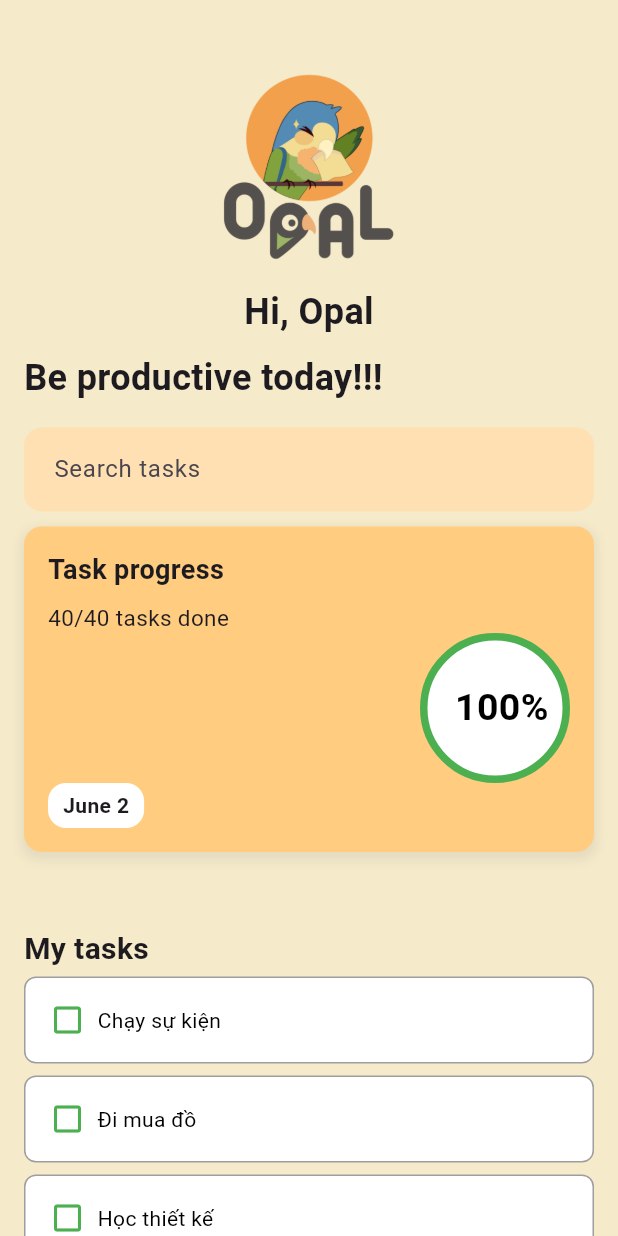
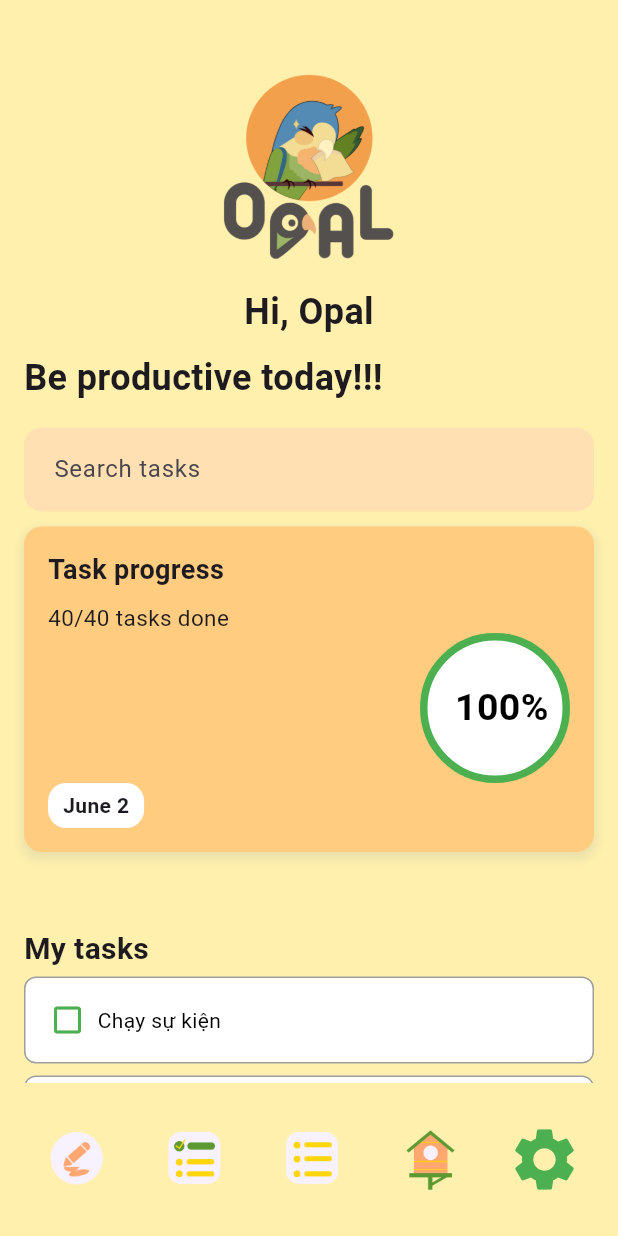
Before and after one commit to DucNguyen2807/Opal_Project_FE, a Flutter app: the MytaskScreen screen opened directly, on a phone screen of 412 x 824 dp. Run offline on Flutter 3.47's test engine with Material 3 defaults, Android fonts, the phone set to English and light mode, and no system bars; our stand-ins replace flutter_countdown_timer, table_calendar.

Commit message:
[fix] CustomBottomBar

```diff
--- a/lib/main.dart
+++ b/lib/main.dart
@@ -19,13 +19,13 @@ class OpalApp extends StatelessWidget {
             theme: ThemeData(
               brightness: themeProvider.isDarkMode ? Brightness.dark : Brightness.light,
               primarySwatch: Colors.green,
-              scaffoldBackgroundColor: const Color(0xFFF5EAC9), // Màu nền mặc định
+              scaffoldBackgroundColor: const Color(0xFFFFF1AD),
               appBarTheme: AppBarTheme(
                 backgroundColor: themeProvider.isDarkMode ? Colors.grey[850] : const Color(0xFFF5EAC9),
                 elevation: 0,
               ),
             ),
-            home: const OpalLandingScreen(), // Giả sử LandingScreen là trang chính của bạn
+            home: const OpalLandingScreen(),
           );
         },
       ),
--- /dev/null
+++ b/lib/ui/CustomBottomBar/CustomBottomBar.dart
@@ -0,0 +1,69 @@
+import 'package:flutter/material.dart';
+import '../EventPage/EventPage.dart';
+import '../settings/settings.dart';
+
+class CustomBottomBar extends StatelessWidget {
+  final Function() onFirstButtonPressed;
+  final Function() onSecondButtonPressed;
+  final Function() onEventButtonPressed;
+  final Function() onFourthButtonPressed;
+  final Function() onSettingsButtonPressed;
+
+  const CustomBottomBar({
+    Key? key,
+    required this.onFirstButtonPressed,
+    required this.onSecondButtonPressed,
+    required this.onEventButtonPressed,
+    required this.onFourthButtonPressed,
+    required this.onSettingsButtonPressed,
+  }) : super(key: key);
+
+  @override
+  Widget build(BuildContext context) {
+    return Padding(
+      padding: const EdgeInsets.all(16.0),
+      child: Row(
+        mainAxisAlignment: MainAxisAlignment.spaceBetween,
+        children: [
+          IconButton(
+            icon: Image.asset(
+              'assets/icon opal-01.png',
+              width: 54,
+              height: 54,
+            ),
+            onPressed: onFirstButtonPressed,
+          ),
+          IconButton(
+            icon: Image.asset(
+              'assets/icon opal-07.png',
+              width: 54,
+              height: 54,
+            ),
+            onPressed: onSecondButtonPressed,
+          ),
+          IconButton(
+            icon: Image.asset(
+              'assets/icon opal-08.png',
+              width: 54,
+              height: 54,
+            ),
+            onPressed: onEventButtonPressed,
+          ),
+          IconButton(
+            icon: Image.asset(
+              'assets/icon opal-09.png',
+              width: 54,
+              height: 54,
+            ),
+            onPressed: onFourthButtonPressed,
+          ),
+          IconButton(
+            icon: Icon(Icons.settings, color: Colors.green),
+            iconSize: 50,
+            onPressed: onSettingsButtonPressed,
+          ),
+        ],
+      ),
+    );
+  }
+}
--- a/lib/ui/EventPage/EventPage.dart
+++ b/lib/ui/EventPage/EventPage.dart
@@ -33,7 +33,7 @@ class _EventPageState extends State<EventPage> {
         leading: IconButton(
           icon: Icon(Icons.arrow_back),
           onPressed: () {
-            Navigator.pop(context); // Quay lại trang trước
+            Navigator.pop(context);
           },
         ),
       ),
@@ -58,7 +58,7 @@ class _EventPageState extends State<EventPage> {
               },
             ),
             const SizedBox(height: 16),
-            _xayDungDanhSachCongViec(), // Danh sách công việc theo ngày
+            _xayDungDanhSachCongViec(),
           ],
         ),
       ),
@@ -77,7 +77,7 @@ class _EventPageState extends State<EventPage> {
     );
   }
 
-  // Xây dựng danh sách công việc
+
   Widget _xayDungDanhSachCongViec() {
     return Text('Danh sách công việc cho ngày được chọn');
   }
--- a/lib/ui/landing/landing.dart
+++ b/lib/ui/landing/landing.dart
@@ -28,7 +28,7 @@ class _OpalLandingScreenState extends State<OpalLandingScreen> {
   @override
   Widget build(BuildContext context) {
     return Scaffold(
-      backgroundColor: const Color(0xFFF5EAC9),
+      backgroundColor: Theme.of(context).scaffoldBackgroundColor,
       body: SafeArea(
         child: Stack(
           children: [
--- a/lib/ui/my-task/mytask.dart
+++ b/lib/ui/my-task/mytask.dart
@@ -1,4 +1,5 @@
 import 'package:flutter/material.dart';
+import '../CustomBottomBar/CustomBottomBar.dart';
 import '../EventPage/EventPage.dart';
 import '../settings/settings.dart';
 
@@ -15,7 +16,7 @@ class _MytaskScreenState extends State<MytaskScreen> {
   @override
   Widget build(BuildContext context) {
     return Scaffold(
-      backgroundColor: const Color(0xFFF5EAC9),
+      backgroundColor: Theme.of(context).scaffoldBackgroundColor,
       body: SingleChildScrollView(
         padding: const EdgeInsets.all(16.0),
         child: Column(
@@ -144,10 +145,32 @@ class _MytaskScreenState extends State<MytaskScreen> {
               ],
             ),
             const SizedBox(height: 20),
-            _xayDungThanhCongCuDuoi(context),
           ],
         ),
       ),
+    bottomNavigationBar: CustomBottomBar(
+      onFirstButtonPressed: () {
+        // Handle first button press
+      },
+      onSecondButtonPressed: () {
+        // Handle second button press
+      },
+      onEventButtonPressed: () {
+        Navigator.push(
+          context,
+          MaterialPageRoute(builder: (context) => EventPage(selectedDate: DateTime.now())),
+        );
+      },
+      onFourthButtonPressed: () {
+        // Handle fourth button press
+      },
+      onSettingsButtonPressed: () {
+        Navigator.push(
+          context,
+          MaterialPageRoute(builder: (context) => SettingsScreen()),
+        );
+      },
+    ),
     );
   }
 
@@ -193,68 +216,4 @@ class _MytaskScreenState extends State<MytaskScreen> {
       ),
     );
   }
-
-  Widget _xayDungThanhCongCuDuoi(BuildContext context) {
-    return Padding(
-      padding: const EdgeInsets.all(16.0),
-      child: Row(
-        mainAxisAlignment: MainAxisAlignment.spaceBetween,
-        children: [
-          IconButton(
-            icon: Image.asset(
-              'assets/icon opal-01.png',
-              width: 54,
-              height: 54,
-            ),
-            onPressed: () {},
-          ),
-          IconButton(
-            icon: Image.asset(
-              'assets/icon opal-07.png',
-              width: 54,
-              height: 54,
-            ),
-            onPressed: () {},
-          ),
-          IconButton(
-            icon: Image.asset(
-              'assets/icon opal-08.png',
-              width: 54,
-              height: 54,
-            ),
-            onPressed: () {
-              Navigator.push(
-                context,
-                MaterialPageRoute(
-                  builder: (context) => EventPage(
-                    selectedDate: DateTime.now(),
-                  ),
-                ),
-              );
-            },
-          ),
-          IconButton(
-            icon: Image.asset(
-              'assets/icon opal-09.png',
-              width: 54,
-              height: 54,
-            ),
-            onPressed: () {},
-          ),
-          IconButton(
-            icon: Icon(Icons.settings, color: Colors.green),
-            iconSize: 50,
-            onPressed: () {
-              Navigator.push(
-                context,
-                MaterialPageRoute(
-                  builder: (context) => SettingsScreen(),
-                ),
-              );
-            },
-          ),
-        ],
-      ),
-    );
-  }
 }
```
Also changed, not shown: lib/ui/HomePage/HomePage.dart (+28 -73 lines).
